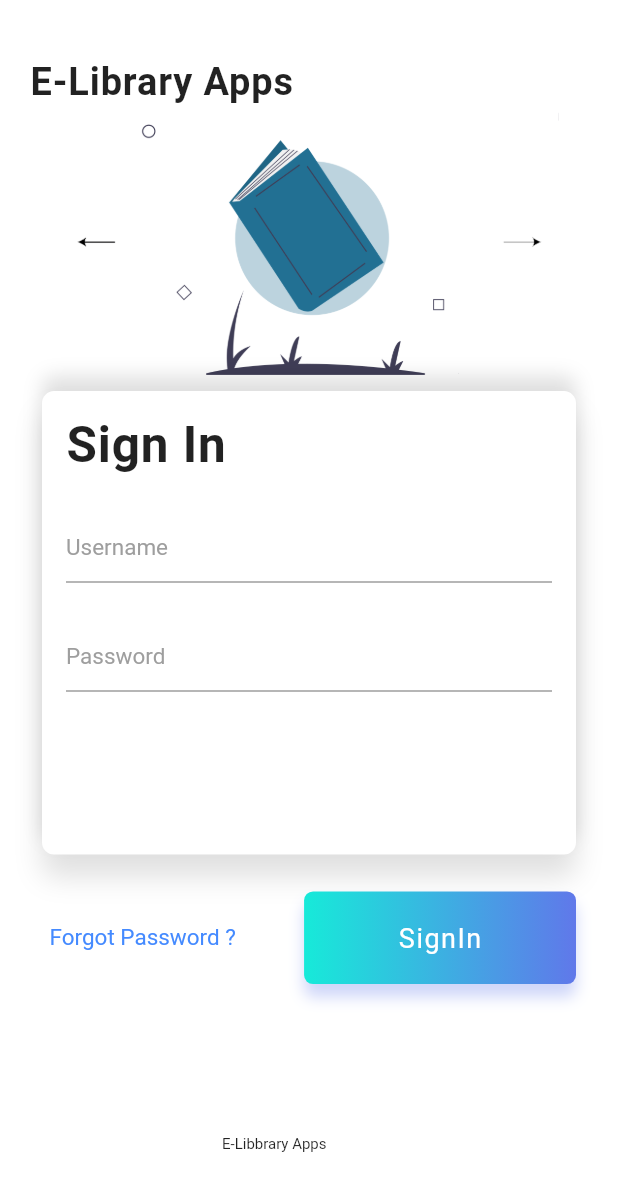
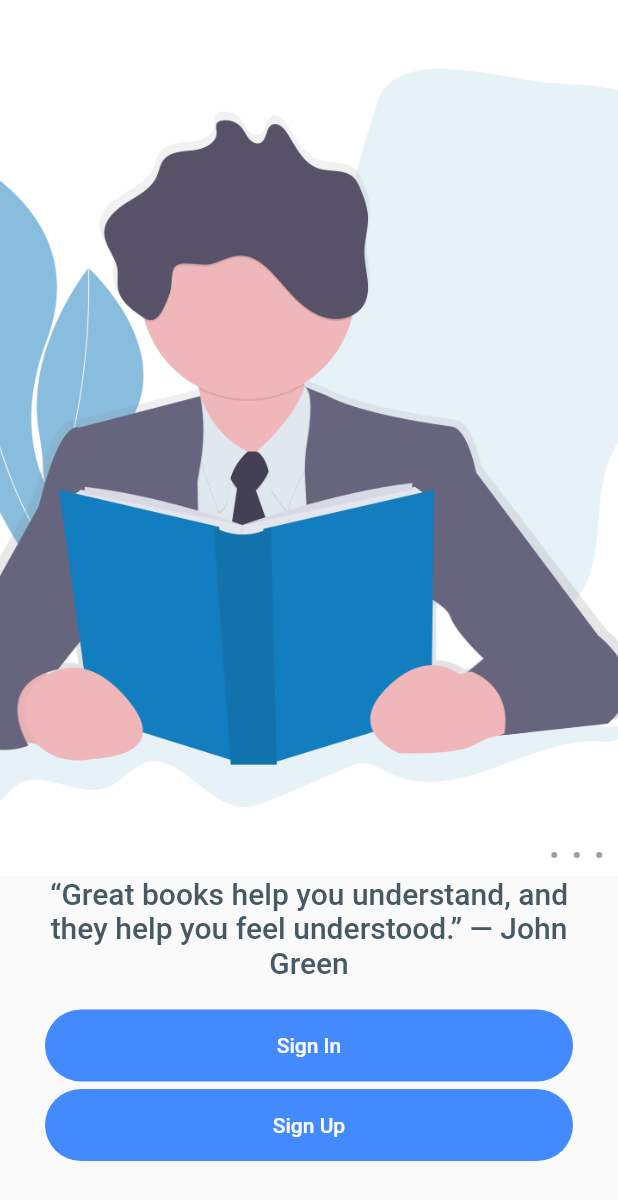
Before and after one commit to irwan123/elibrary-tubes, a Flutter app: the screen it shows after launch, on a phone screen of 412 x 824 dp. Shown: the top 1200 px of the screen. Run offline on Flutter 3.47's test engine with Material 2 defaults, Android fonts, the phone set to English and light mode, and no system bars; drawn by our look-alikes of carousel_pro; our stand-ins replace curved_navigation_bar, flutter_screenutil; Roboto replaces fonts that are missing (Poppins-Bold, Poppins-Medium).

Commit message:
upload ke dua

```diff
--- a/lib/main.dart
+++ b/lib/main.dart
@@ -1,5 +1,5 @@
 import 'package:flutter/material.dart';
-import 'login.dart';
+import 'splash_screen.dart';
 
 void main() {
   runApp(MyApp());
@@ -9,7 +9,7 @@
   @override
   Widget build(BuildContext context) {
     return MaterialApp(
-      home: LoginPage(),
+      home: SplashScreenPage(),
     );
   }
 }
--- /dev/null
+++ b/lib/slider.dart
@@ -0,0 +1,124 @@
+import 'package:carousel_pro/carousel_pro.dart';
+import 'package:flutter/material.dart';
+import 'login.dart';
+import 'register.dart';
+
+class SliderPage extends StatelessWidget {
+  @override
+  Widget build(BuildContext context) {
+    return Scaffold(
+      body: Column(
+        children: <Widget>[
+          Expanded(
+            child: Carousel(
+              dotSize: 4.0,
+              dotSpacing: 15.0,
+              dotColor: Colors.black38,
+              indicatorBgPadding: 5.0,
+              dotBgColor: Colors.transparent,
+              dotVerticalPadding: 5.0,
+              dotPosition: DotPosition.bottomRight,
+              images: [
+                Image.asset(
+                  "images/books_user1.png",
+                  fit: BoxFit.cover,
+                ),
+                Image.asset(
+                  "images/books_user2.png",
+                  fit: BoxFit.cover,
+                ),
+                Image.asset(
+                  "images/books_user3.png",
+                  fit: BoxFit.cover,
+                ),
+                Image.asset(
+                  "images/books_user4.png",
+                  fit: BoxFit.cover,
+                ),
+              ],
+            ),
+          ),
+          Padding(
+            padding: EdgeInsets.symmetric(horizontal: 20),
+            child: Text(
+              '“Great books help you understand, and they help you feel understood.” — John Green',
+              textAlign: TextAlign.center,
+              style: TextStyle(
+                color: Colors.blueGrey[700],
+                fontSize: 20,
+                fontWeight: FontWeight.w500,
+              ),
+            ),
+          ),
+          SizedBox(
+            height: 20,
+          ),
+          Container(
+            padding: EdgeInsets.only(left: 30, right: 30),
+            child: Row(
+              children: <Widget>[
+                Expanded(
+                  child: FlatButton(
+                    shape: RoundedRectangleBorder(
+                        borderRadius: BorderRadius.circular(36)),
+                    color: Colors.blueAccent,
+                    onPressed: () {
+                      Navigator.pushReplacement(
+                        context,
+                        MaterialPageRoute(builder: (context) => LoginPage()),
+                      );
+                    },
+                    child: Container(
+                      padding: EdgeInsets.symmetric(vertical: 16),
+                      alignment: Alignment.center,
+                      width: double.infinity,
+                      child: Text(
+                        'Sign In',
+                        style: TextStyle(color: Colors.white),
+                      ),
+                    ),
+                  ),
+                ),
+              ],
+            ),
+          ),
+          SizedBox(
+            height: 5,
+          ),
+          Container(
+            padding: EdgeInsets.only(left: 30, right: 30),
+            child: Row(
+              children: <Widget>[
+                Expanded(
+                  child: FlatButton(
+                    shape: RoundedRectangleBorder(
+                        borderRadius: BorderRadius.circular(36)),
+                    color: Colors.blueAccent,
+                    onPressed: () {
+                      Navigator.pushReplacement(
+                        context,
+                        MaterialPageRoute(builder: (context) => RegisterPage()),
+                      );
+                    },
+                    child: Container(
+                      padding: EdgeInsets.symmetric(vertical: 16),
+                      alignment: Alignment.center,
+                      width: double.infinity,
+                      child: Text(
+                        'Sign Up',
+                        style: TextStyle(color: Colors.white),
+                      ),
+                    ),
+                  ),
+                ),
+              ],
+            ),
+          ),
+          SizedBox(
+            height: 50,
+          ),
+        ],
+      ),
+    );
+  }
+}
--- a/lib/splash_screen.dart
+++ b/lib/splash_screen.dart
@@ -1,6 +1,6 @@
 import 'package:flutter/material.dart';
-import 'login.dart';
 import 'dart:async';
+import 'slider.dart';
 
 class SplashScreenPage extends StatefulWidget {
   @override
@@ -19,7 +19,7 @@
     return Timer(duration, () {
       Navigator.of(context).pushReplacement(
         MaterialPageRoute(builder: (_) {
-          return LoginPage();
+          return SliderPage();
         }),
       );
     });
@@ -31,7 +31,7 @@
       backgroundColor: Color(0xff329cef),
       body: Center(
         child: Image.asset(
-          "images/Splash.png",
+          "images/splashh.png",
         ),
       ),
     );
--- a/pubspec.yaml
+++ b/pubspec.yaml
@@ -23,6 +23,9 @@
 dependencies:
   flutter:
     sdk: flutter
+  carousel_slider: ^2.3.1
+  carousel_pro: ^1.0.0
+  url_launcher: ^5.7.10
   flutter_screenutil: ^3.2.0
   google_fonts: ^0.2.0
   curved_navigation_bar:
```
Also changed, not shown: lib/login.dart (+35 -11 lines), lib/register.dart (+21 -1 lines), images/Splash.png (deleted), images/books.png, images/books_user1.png (added), images/books_user2.png (added), images/books_user3.png (added), images/books_user4.png (added), images/reading.png (deleted), images/splashh.png (added), pubspec.lock, 3 other files.
